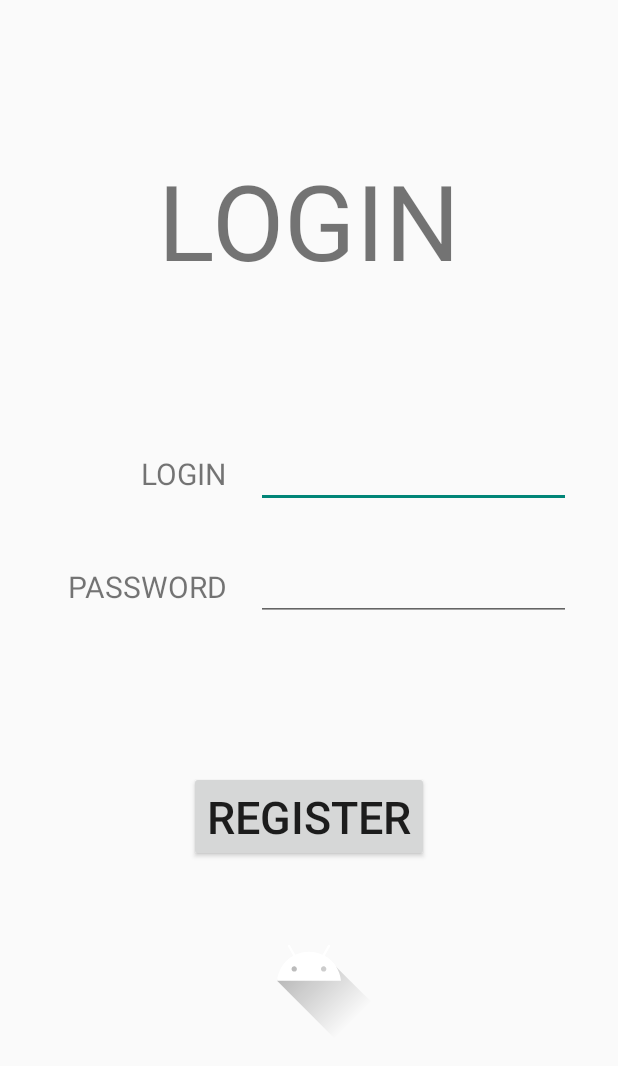
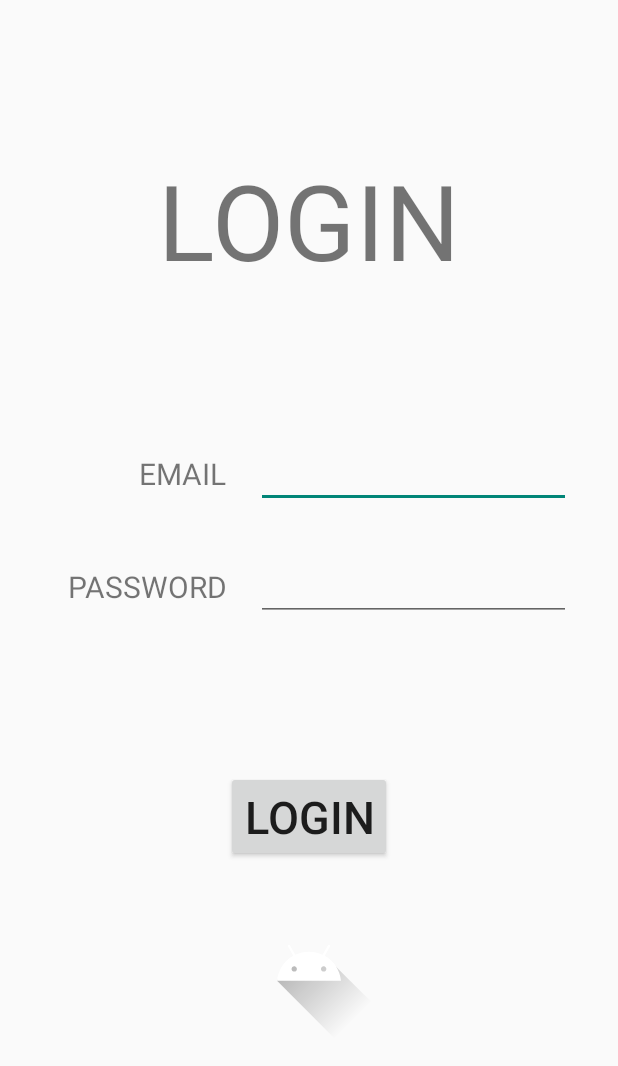
Before and after one commit to xIshikiri/Shopneo, an Android app: the screen it shows after launch (MainActivity), on a phone screen of 412 x 824 dp. Shown: the top 1066 px of the screen. Run offline under Robolectric (Android 15) with nearby library versions, the phone set to English and light mode, and no system bars.

Commit message:
Working test user login.

```diff
--- a/app/src/main/res/layout/activity_main.xml
+++ b/app/src/main/res/layout/activity_main.xml
@@ -27,17 +27,18 @@
             android:layout_height="wrap_content"
             android:layout_gravity="center"
             android:gravity="end"
-            android:text="@string/login"
+            android:text="@string/email"
             android:textSize="20sp"
             android:textAllCaps="true"/>
 
         <EditText
+            android:id="@+id/email"
             android:layout_width="match_parent"
             android:layout_height="wrap_content"
             android:layout_gravity="end"
             android:layout_marginStart="20dp"
             android:ems="10"
-            android:inputType="text"/>
+            android:inputType="textEmailAddress"/>
 
     </LinearLayout>
 
@@ -58,6 +59,7 @@
             android:textAllCaps="true"/>
 
         <EditText
+            android:id="@+id/password"
             android:layout_width="match_parent"
             android:layout_height="wrap_content"
             android:layout_gravity="end"
@@ -74,7 +76,7 @@
         android:layout_height="wrap_content"
         android:layout_gravity="center"
         android:layout_marginTop="100dp"
-        android:text="@string/register"
+        android:text="@string/login"
         android:textSize="30sp" />
 
     <ImageView
--- a/app/src/main/res/values/strings.xml
+++ b/app/src/main/res/values/strings.xml
@@ -1,6 +1,7 @@
 <resources>
     <string name="app_name">Shopneo</string>
     <string name="login">login</string>
+    <string name="email">email</string>
     <string name="password">password</string>
-    <string name="register">Register</string>
+    <string name="register">register</string>
 </resources>
```
Also changed, not shown: app/src/main/java/com/example/shopneo/MainActivity.java (+19 -3 lines).
